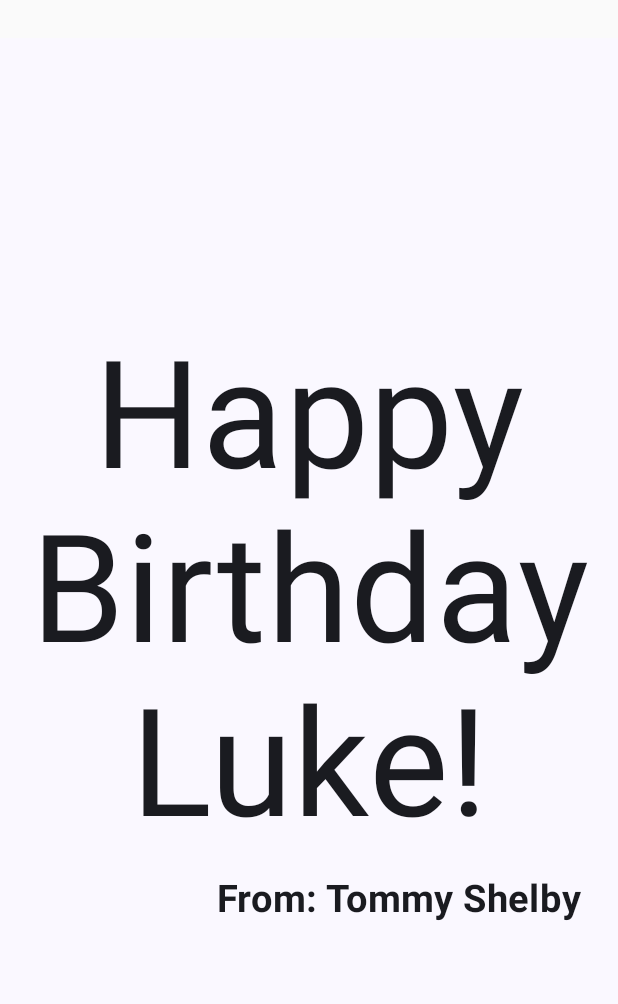
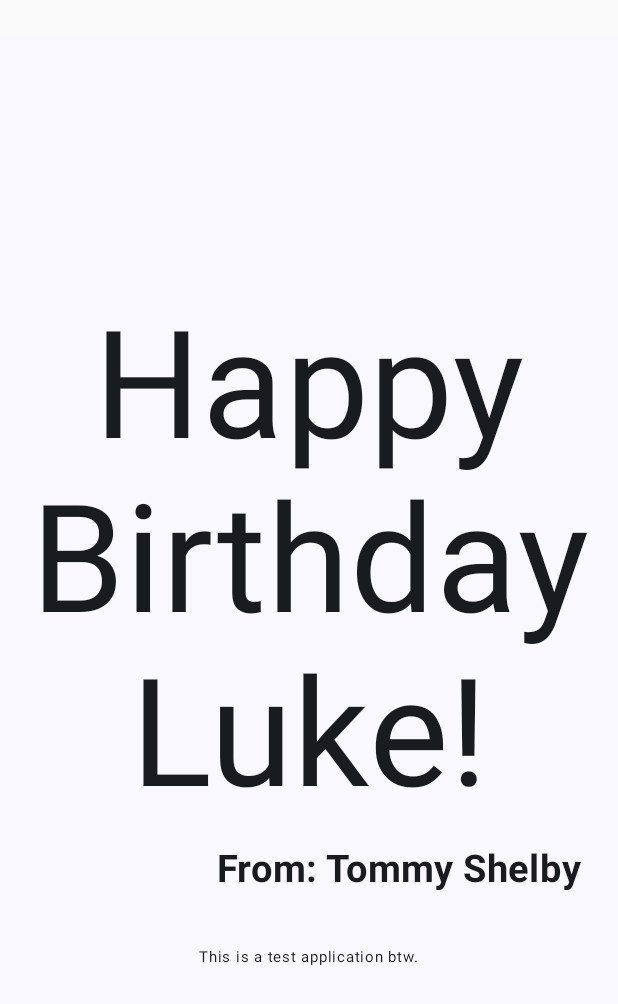
Before and after one commit to oxcodemojo/greetingCard, an Android app built with Jetpack Compose: the screen it shows after launch (MainActivity), on a phone screen of 412 x 824 dp. Shown: the top 1004 px of the screen. Run offline under Robolectric (Android 15) with nearby library versions, the phone set to English and light mode, and no system bars.

Commit message:
new text added

```diff
--- a/app/src/main/java/com/example/myapplicationnew/MainActivity.kt
+++ b/app/src/main/java/com/example/myapplicationnew/MainActivity.kt
@@ -68,6 +68,14 @@ fun GreetingsText(
                 .padding(16.dp)
                 .align(Alignment.End),
         )
+
+        Text(
+            text = "This is a test application btw.",
+            fontSize = 10.sp,
+            modifier = Modifier
+                .padding(top = 16.dp)
+                .align(Alignment.CenterHorizontally)
+        )
     }
 
 }
```
